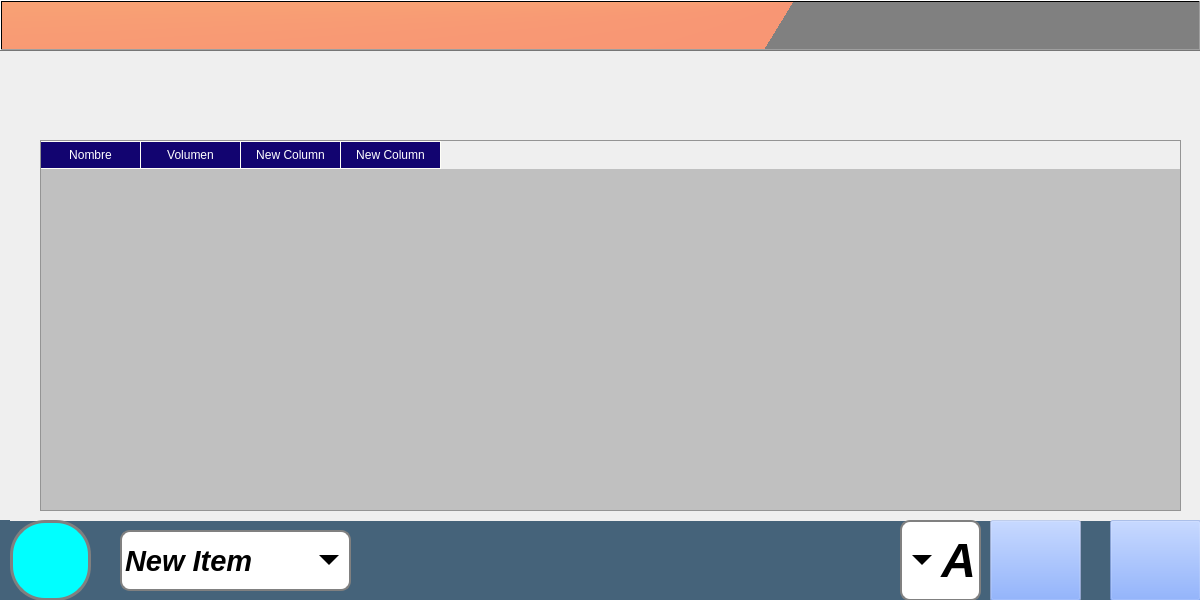
Above: mainwindow.ui from ATG-cmd/ATG-VA before the change. Below: the same form after it.
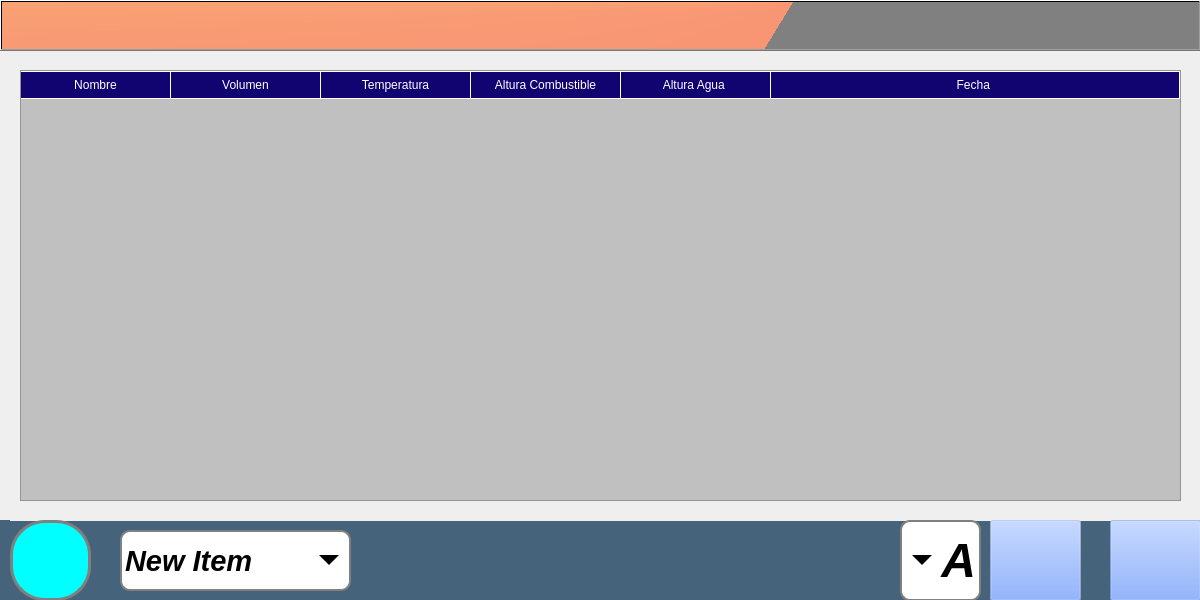
That is the form after the change. The open tabs and pages were chosen to show the change. Icons and pictures are not drawn.

```diff
--- a/mainwindow.ui
+++ b/mainwindow.ui
@@ -4945,12 +4945,21 @@
      <widget class="QTableWidget" name="tableWidget_3">
       <property name="geometry">
        <rect>
-        <x>30</x>
-        <y>90</y>
-        <width>1141</width>
-        <height>371</height>
+        <x>10</x>
+        <y>20</y>
+        <width>1161</width>
+        <height>431</height>
        </rect>
       </property>
+      <attribute name="horizontalHeaderDefaultSectionSize">
+       <number>150</number>
+      </attribute>
+      <attribute name="horizontalHeaderShowSortIndicator" stdset="0">
+       <bool>false</bool>
+      </attribute>
+      <attribute name="horizontalHeaderStretchLastSection">
+       <bool>true</bool>
+      </attribute>
       <column>
        <property name="text">
         <string>Nombre</string>
@@ -4963,12 +4972,22 @@
       </column>
       <column>
        <property name="text">
-        <string>New Column</string>
+        <string>Temperatura</string>
        </property>
       </column>
       <column>
        <property name="text">
-        <string>New Column</string>
+        <string>Altura Combustible</string>
+       </property>
+      </column>
+      <column>
+       <property name="text">
+        <string>Altura Agua </string>
+       </property>
+      </column>
+      <column>
+       <property name="text">
+        <string>Fecha </string>
        </property>
       </column>
      </widget>
```
Left out of the diff: 2 changed lines with no effect on the pictures.
